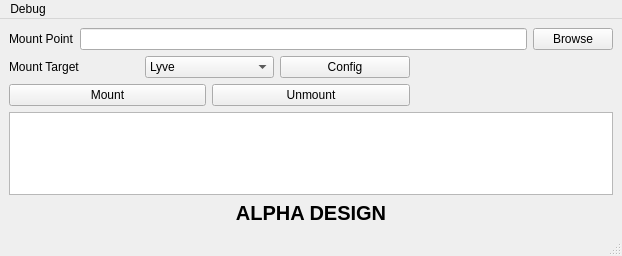
Qt form gui/mountPrimaryWindow.ui (Seagate/cloudfuse) before a commit.
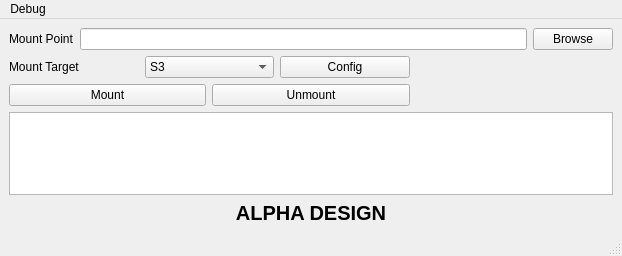
The same form after that commit.

Patch:
```diff
--- a/gui/mountPrimaryWindow.ui
+++ b/gui/mountPrimaryWindow.ui
@@ -66,11 +66,11 @@
          <string>&lt;html&gt;&lt;head/&gt;&lt;body&gt;&lt;p&gt;Set up the pipeline for LyveFuse. &lt;/p&gt;&lt;p&gt;Choose streaming or file caching&lt;/p&gt;&lt;/body&gt;&lt;/html&gt;</string>
         </property>
         <property name="currentText">
-         <string>Lyve</string>
+         <string>S3</string>
         </property>
         <item>
          <property name="text">
-          <string>Lyve</string>
+          <string>S3</string>
          </property>
         </item>
         <item>
```
Left out of the diff: 14 changed lines with no effect on the pictures.
